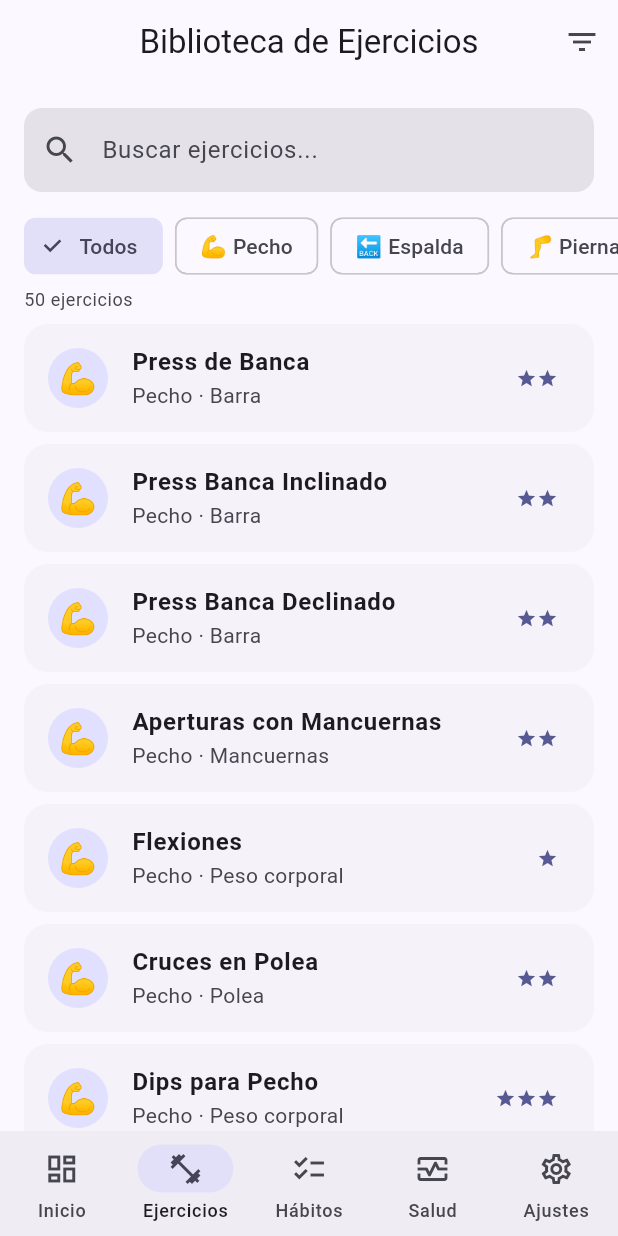
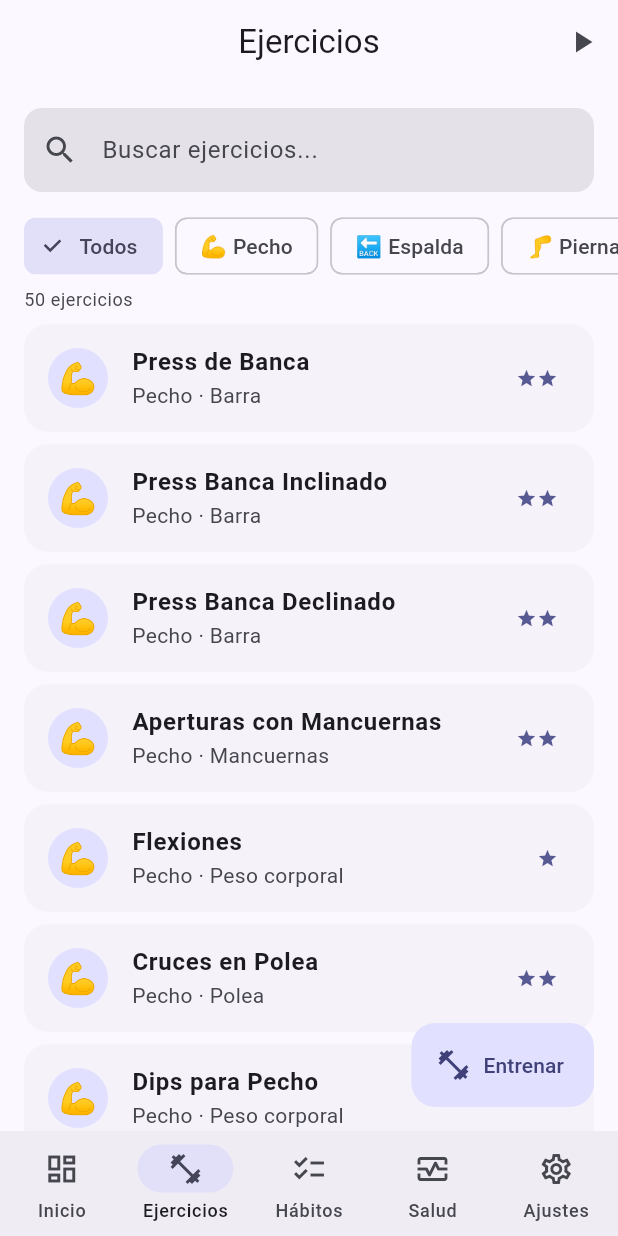
Before and after one commit to aalvag/dead-porky, a Flutter app: the ExerciseListScreen screen opened by its route, on a phone screen of 412 x 824 dp. Run offline on Flutter 3.47's test engine with Material 3 defaults, Android fonts, the phone set to English and light mode, and no system bars; our stand-ins replace cloud_firestore, dio, drift, firebase_auth, firebase_core, fl_chart and 7 more; accounts and stored records are empty; generated files the repository leaves out were written again.

Commit message:
feat: Botón iniciar entrenamiento en pantalla ejercicios

```diff
--- a/lib/features/exercises/presentation/screens/exercise_list_screen.dart
+++ b/lib/features/exercises/presentation/screens/exercise_list_screen.dart
@@ -1,6 +1,8 @@
 import 'package:flutter/material.dart';
 import 'package:flutter_riverpod/flutter_riverpod.dart';
+import 'package:go_router/go_router.dart';
 import 'package:dead_porky/features/exercises/data/exercise_library.dart';
+import 'package:dead_porky/core/router/app_router.dart';
 
 /// Search query provider
 final exerciseSearchProvider = StateProvider<String>((ref) => '');
@@ -40,15 +42,23 @@ class _ExerciseListScreenState extends ConsumerState<ExerciseListScreen> {
 
     return Scaffold(
       appBar: AppBar(
-        title: const Text('Biblioteca de Ejercicios'),
+        title: const Text('Ejercicios'),
         actions: [
           IconButton(
-            icon: const Icon(Icons.filter_list),
+            icon: const Icon(Icons.play_arrow),
             onPressed: () {
-              _showFilterSheet(context);
+              context.pushNamed(AppRoutes.activeWorkout);
             },
+            tooltip: 'Iniciar entrenamiento',
           ),
         ],
+      ),
+      floatingActionButton: FloatingActionButton.extended(
+        onPressed: () {
+          context.pushNamed(AppRoutes.activeWorkout);
+        },
+        icon: const Icon(Icons.fitness_center),
+        label: const Text('Entrenar'),
       ),
       body: Column(
         children: [
```
